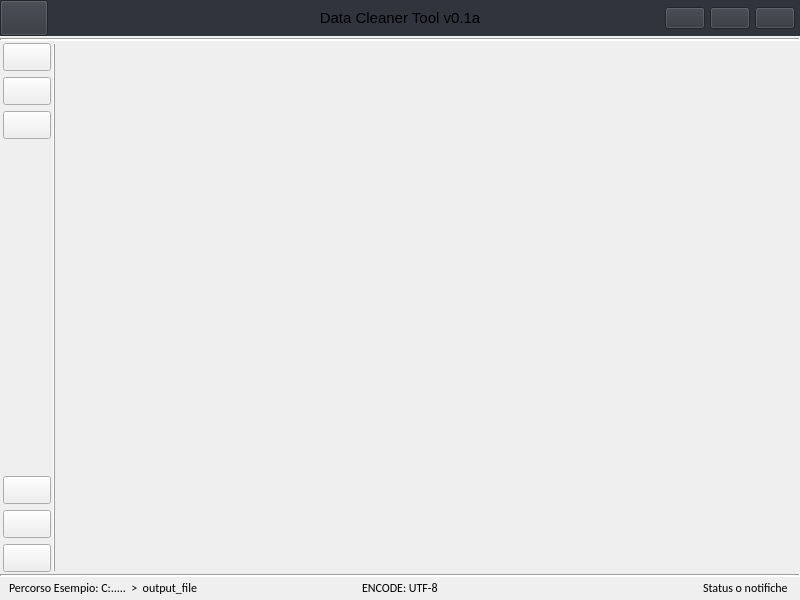
The window that Data_Cleaner_Tool/UI/data_tool.ui (RofferTorres/Data_Cleaner_APP) describes before a commit, drawn with Qt 5.
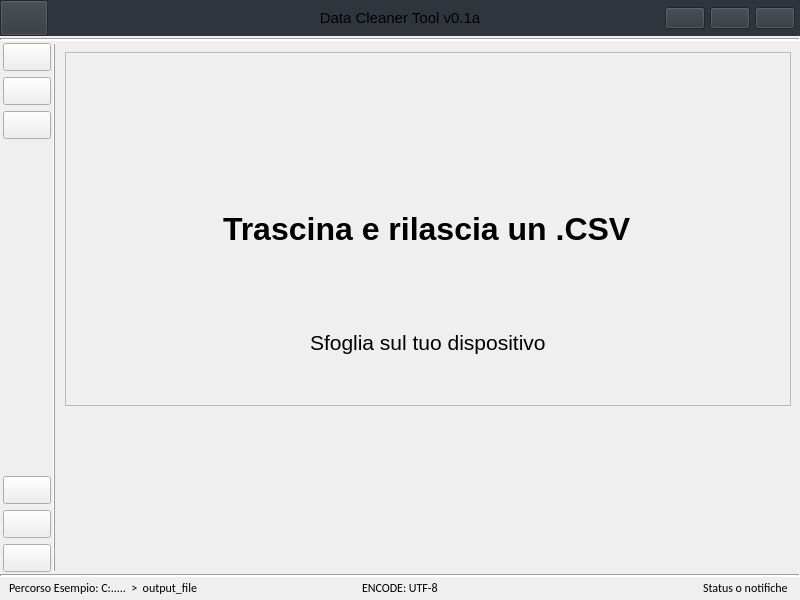
The same window after the commit. Icons and pictures are not drawn.

Commit message: system buttons fixed

```diff
--- a/Data_Cleaner_Tool/UI/data_tool.ui
+++ b/Data_Cleaner_Tool/UI/data_tool.ui
@@ -1219,6 +1219,99 @@
            <height>0</height>
           </size>
          </property>
+         <layout class="QVBoxLayout" name="verticalLayout_2">
+          <item>
+           <widget class="QFrame" name="Dropboxframe">
+            <property name="sizePolicy">
+             <sizepolicy hsizetype="Expanding" vsizetype="Expanding">
+              <horstretch>0</horstretch>
+              <verstretch>7</verstretch>
+             </sizepolicy>
+            </property>
+            <property name="frameShape">
+             <enum>QFrame::StyledPanel</enum>
+            </property>
+            <property name="frameShadow">
+             <enum>QFrame::Raised</enum>
+            </property>
+            <layout class="QVBoxLayout" name="verticalLayout_3">
+             <item alignment="Qt::AlignHCenter|Qt::AlignTop">
+              <widget class="QLabel" name="uploadIcon">
+               <property name="minimumSize">
+                <size>
+                 <width>88</width>
+                 <height>88</height>
+                </size>
+               </property>
+               <property name="maximumSize">
+                <size>
+                 <width>88</width>
+                 <height>88</height>
+                </size>
+               </property>
+               <property name="text">
+                <string/>
+               </property>
+               <property name="textFormat">
+                <enum>Qt::AutoText</enum>
+               </property>
+               <property name="pixmap">
+                <pixmap resource="../../resource.qrc">:/icons/icons/uploadDocument.png</pixmap>
+               </property>
+               <property name="scaledContents">
+                <bool>true</bool>
+               </property>
+              </widget>
+             </item>
+             <item alignment="Qt::AlignHCenter|Qt::AlignVCenter">
+              <widget class="QLabel" name="dragLabel">
+               <property name="font">
+                <font>
+                 <family>Tahoma</family>
+                 <pointsize>24</pointsize>
+                 <italic>false</italic>
+                 <bold>true</bold>
+                 <underline>false</underline>
+                </font>
+               </property>
+               <property name="text">
+                <string>Trascina e rilascia un .CSV</string>
+               </property>
+              </widget>
+             </item>
+             <item alignment="Qt::AlignHCenter">
+              <widget class="QLabel" name="browseFileLabel">
+               <property name="font">
+                <font>
+                 <family>Tahoma</family>
+                 <pointsize>16</pointsize>
+                </font>
+               </property>
+               <property name="text">
+                <string>Sfoglia sul tuo dispositivo</string>
+               </property>
+              </widget>
+             </item>
+            </layout>
+           </widget>
+          </item>
+          <item>
+           <widget class="QFrame" name="basicSettingsFrame">
+            <property name="sizePolicy">
+             <sizepolicy hsizetype="Expanding" vsizetype="Expanding">
+              <horstretch>0</horstretch>
+              <verstretch>3</verstretch>
+             </sizepolicy>
+            </property>
+            <property name="frameShape">
+             <enum>QFrame::NoFrame</enum>
+            </property>
+            <property name="frameShadow">
+             <enum>QFrame::Raised</enum>
+            </property>
+           </widget>
+          </item>
+         </layout>
         </widget>
        </item>
       </layout>
```
Left out of the diff: 35 changed lines with no effect on the pictures. The commit also changes 5 other files.
